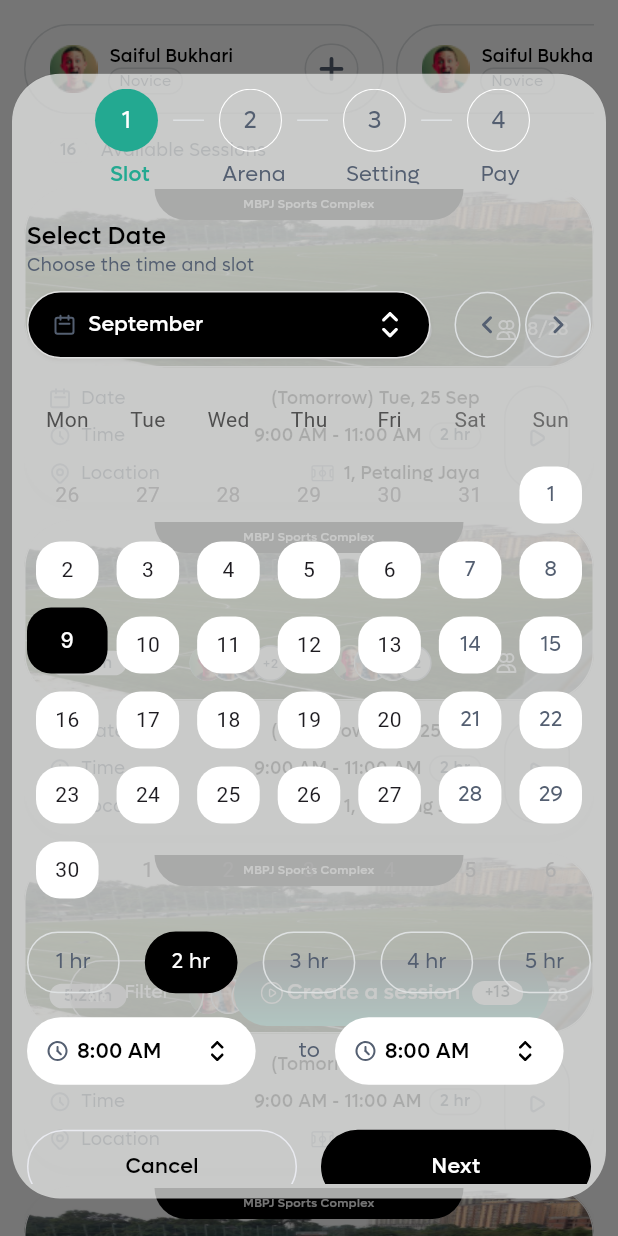
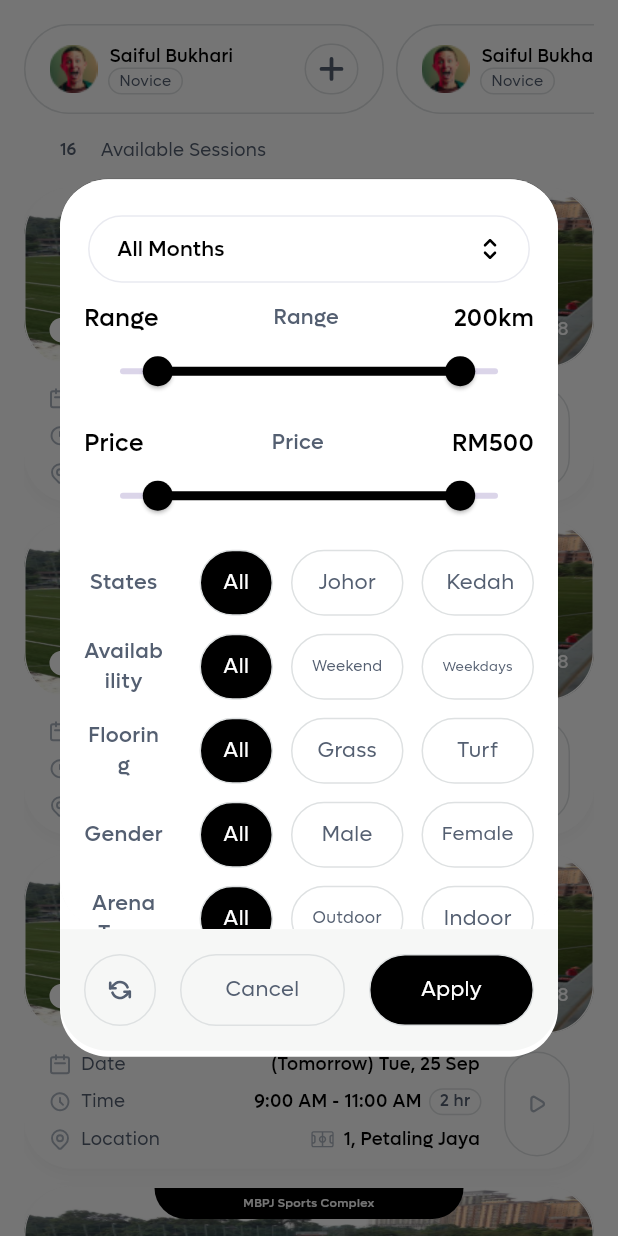
Before and after one commit to Waqas0321/lawan, a Flutter app: the PrivateScreen screen opened directly, after a tap on "Filter", on a phone screen of 412 x 824 dp. Run offline on Flutter 3.47's test engine with Material 3 defaults, Android fonts, the phone set to English and light mode, and no system bars; drawn by our look-alikes of auto_size_text, table_calendar; our stand-ins replace country_code_picker, device_preview, fl_chart, flutter_screenutil, flutter_svg, get and 2 more; missing offline and left inert: acrylic_any, adaptive_sizer, dart:ffi; Roboto replaces fonts that are missing (Inter).

Commit message:
Filter Box Update

```diff
--- a/lib/app/screens/Friendly_Session/private_Screen.dart
+++ b/lib/app/screens/Friendly_Session/private_Screen.dart
@@ -4,6 +4,7 @@ import 'package:flutter_svg/svg.dart';
 import 'package:get/get.dart';
 import 'package:get/get_core/src/get_main.dart';
 import 'package:lawan/app/screens/Friendly_Session/Public_Third_Screen.dart';
+import 'package:lawan/app/widgets/MenualBooking_Screen/filterBox.dart';
 
 import '../../utils/colors.dart';
 import '../../utils/images.dart';
@@ -42,7 +43,7 @@ class PrivateScreen extends StatelessWidget {
               children: [
                 InkWell(
                     onTap: () {
-                      openBottomSheet(context);
+                      Get.dialog(FilterBox(isFriendly: true,));
                     },
                     child:acrylicAny(child:  Container(
                       width: 90,
@@ -78,9 +79,14 @@ class PrivateScreen extends StatelessWidget {
                 SizedBox(
                   width: 20,
                 ),
-                CustomShadowButton(
-                  withCounterBox: true,
-                  width: 210,
+                InkWell(
+                  onTap: () {
+                    openBottomSheet(context);
+                  },
+                  child: CustomShadowButton(
+                    withCounterBox: true,
+                    width: 210,
+                  ),
                 )
               ],
             ),
--- a/lib/app/widgets/Areena/TimeSlotAreena.dart
+++ b/lib/app/widgets/Areena/TimeSlotAreena.dart
@@ -12,12 +12,14 @@ class TimeSlot extends StatelessWidget {
   final bool isClock;
   final String imagepath;
   final Color  imagecolor;
+  final bool forFriendly;
   TimeSlot({
     required this.timeSlots,
     required this.selectedTimeSlot,
     required this.onChanged,
     required this.isImage,
     this.isClock = true,
+    this.forFriendly = false,
     this.imagepath=Images.exclamation_outline,
     this.imagecolor= AppColors.dark_grey,
   });
@@ -28,12 +30,12 @@ class TimeSlot extends StatelessWidget {
     return SingleChildScrollView(
       scrollDirection: Axis.horizontal,
       child: Container(
-        width: MediaQuery.of(context).size.width * 0.370,
+        width: forFriendly? MediaQuery.of(context).size.width * 0.715:MediaQuery.of(context).size.width * 0.370,
         height: 45,
         decoration: ShapeDecoration(
           color: Colors.white,
           shape: RoundedRectangleBorder(
-            // side: const BorderSide(width: 1, color: Color(0xFFE9EAF0)),
+            side: forFriendly? BorderSide(width: 1, color: Color(0xFFE9EAF0)):BorderSide(width: 0, color: Color(0xFFE9EAF0)),
             borderRadius: BorderRadius.circular(80),
           ),
         ),
--- a/lib/app/widgets/Friendly_Session/Friendly_Session_Arena.dart
+++ b/lib/app/widgets/Friendly_Session/Friendly_Session_Arena.dart
@@ -40,7 +40,7 @@ class _FriendlySessionArenaState extends State<FriendlySessionArena> {
     return acrylicAny(
       blurlevel: 10,
       child: Container(
-          height: Get.height * 0.9,
+          height: Get.height * 0.92,
           width: MediaQuery.of(context).size.width - 16,
           margin: EdgeInsets.only(bottom: 25),
           padding: EdgeInsets.only(left: 16,right: 16,top: 16),
--- a/lib/app/widgets/MenualBooking_Screen/List_Container.dart
+++ b/lib/app/widgets/MenualBooking_Screen/List_Container.dart
@@ -173,7 +173,7 @@ class _ListContainerState extends State<ListContainer> {
                               padding: EdgeInsets.symmetric(
                                   horizontal: 12, vertical: 8),
                               decoration: ShapeDecoration(
-                                  color: Colors.white,
+                                  color: Colors.black,
                                   shape: RoundedRectangleBorder(
                                     borderRadius: BorderRadius.circular(32),
                                   ),
--- a/lib/app/widgets/MenualBooking_Screen/filterBox.dart
+++ b/lib/app/widgets/MenualBooking_Screen/filterBox.dart
@@ -1,12 +1,14 @@
 import 'package:acrylic_any/acrylic_any.dart';
 import 'package:flutter/material.dart';
+import 'package:lawan/app/widgets/Areena/TimeSlotAreena.dart';
 import 'package:lawan/app/widgets/MenualBooking_Screen/FilterBoxBottomContainer.dart';
 import '../../utils/colors.dart';
 import 'FilterBoxButtonsRow.dart';
 import 'FilterBoxRangesRowTexts.dart';
 
 class FilterBox extends StatefulWidget {
-  const FilterBox({super.key});
+  const FilterBox({super.key, this.isFriendly = false});
+  final bool isFriendly;
 
   @override
   State<FilterBox> createState() => _FilterBoxState();
@@ -15,6 +17,16 @@ class FilterBox extends StatefulWidget {
 class _FilterBoxState extends State<FilterBox> {
   double startValue = 20;
   double endValue = 180;
+  final List<String> _timeSlotsThree = [
+    'All Months',
+    '6 Months',
+  ];
+  String _selectedTimeSlotThree = 'All Months';
+  void _onTimeSlotChangedThree(String newValue) {
+    setState(() {
+      _selectedTimeSlotThree = newValue;
+    });
+  }
 
   @override
   Widget build(BuildContext context) {
@@ -27,7 +39,7 @@ class _FilterBoxState extends State<FilterBox> {
           blurlevel: 3,
           child: Container(
             width: 700,
-            height: 450,
+            height:widget.isFriendly?585: 450,
             decoration: BoxDecoration(
               color: AppColors.white,
               borderRadius: BorderRadius.circular(32),
@@ -43,7 +55,7 @@ class _FilterBoxState extends State<FilterBox> {
             child: Column(
               children: [
                 Container(
-                  height: 365,
+                  height: widget.isFriendly?500: 365,
                   padding: const EdgeInsets.only(
                     top: 24,
                     left: 16,
@@ -61,6 +73,7 @@ class _FilterBoxState extends State<FilterBox> {
                       ),
                     ],
                   ),
+                  child: SingleChildScrollView(
                     child: Column(
                       children: [
                         Column(
@@ -68,6 +81,15 @@ class _FilterBoxState extends State<FilterBox> {
                           mainAxisAlignment: MainAxisAlignment.start,
                           crossAxisAlignment: CrossAxisAlignment.center,
                           children: [
+                            widget.isFriendly? TimeSlot(
+                              forFriendly: true,
+                              isClock: false,
+                              timeSlots: _timeSlotsThree,
+                              selectedTimeSlot: _selectedTimeSlotThree,
+                              onChanged: _onTimeSlotChangedThree,
+                              isImage: true,
+                            ):SizedBox(height: 0,),
+                            widget.isFriendly? SizedBox(height: 12,):SizedBox(height: 0,),
                             FilterBoxRangesRowTexts(),
                             RangeSlider(
                               values: RangeValues(startValue, endValue),
@@ -104,10 +126,15 @@ class _FilterBoxState extends State<FilterBox> {
                         SizedBox(height: 12),
                         FilterBoxButtonsRow(),
                         SizedBox(height: 12),
+                        FilterBoxButtonsRow(text: 'Availability',textSecondButton: 'Weekend',textThirdButton: 'Weekdays',),
+                        SizedBox(height: 12),
                         FilterBoxButtonsRow(text: 'Flooring',textSecondButton: 'Grass',textThirdButton: 'Turf',),
+                        SizedBox(height: 12),
+                        FilterBoxButtonsRow(text: 'Gender',textSecondButton: 'Male',textThirdButton: 'Female',),
                         SizedBox(height: 12),
                         FilterBoxButtonsRow(text: 'Arena Type',textSecondButton: 'Outdoor',textThirdButton: 'Indoor',),
                       ],
+                    ),
                   ),
                 ),
                 FilterBoxBottomContainer()
--- a/lib/app/widgets/Session_Screen/UnExpandable_calender.dart
+++ b/lib/app/widgets/Session_Screen/UnExpandable_calender.dart
@@ -430,7 +430,7 @@ class _UnExpandableCustomCalenderState
                 height: 0.12,
               ),
             ),
-            daysOfWeekHeight: 50,
+            daysOfWeekHeight: 20,
             rowHeight: 50,
           ),
           SizedBox(
```
Lines whose indentation alone changed are shown as unchanged.
